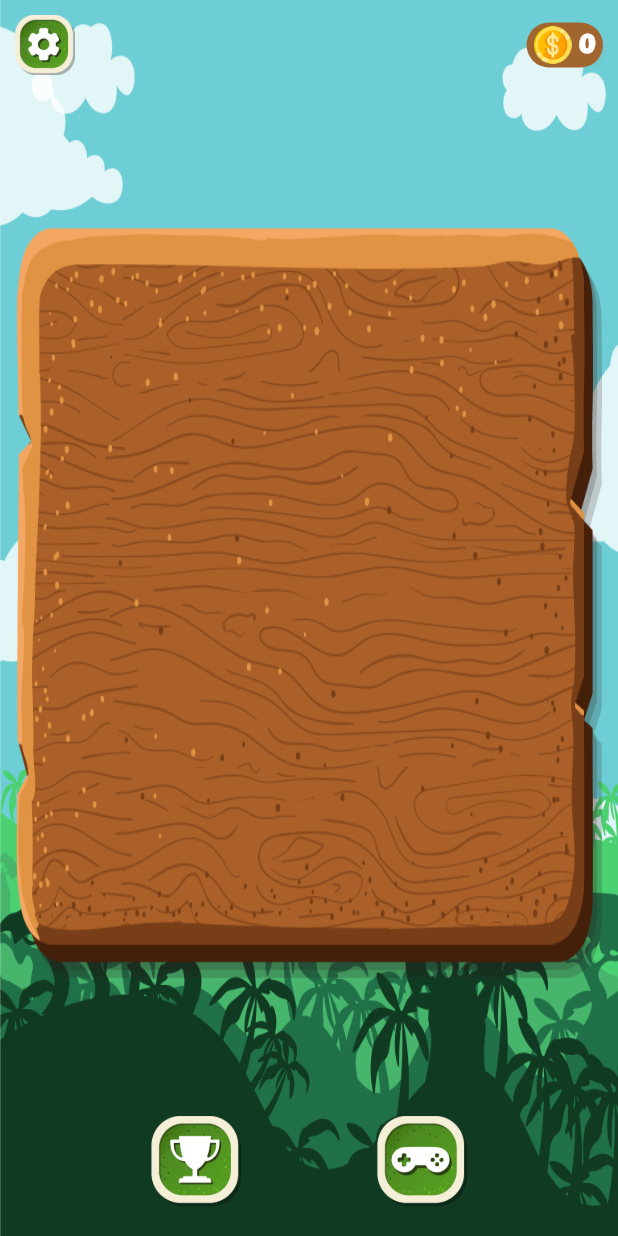
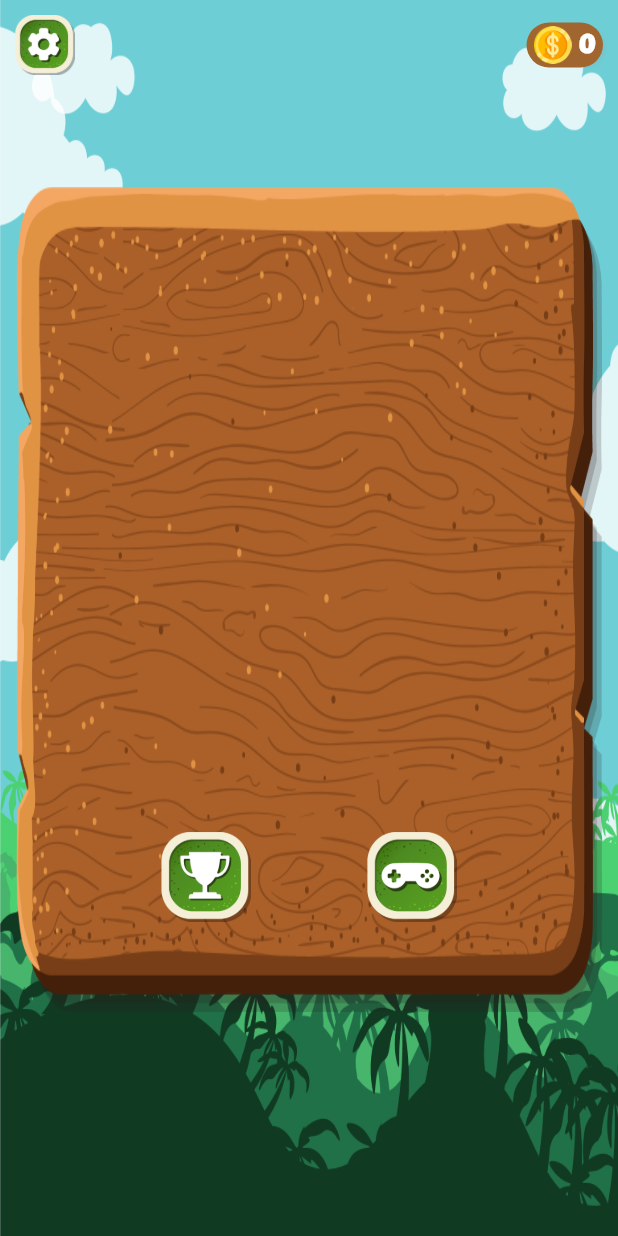
Before and after one commit to Sammyowei/word_rush, a Flutter app: the MainMenu screen opened by its route, on a phone screen of 412 x 824 dp. Run offline on Flutter 3.47's test engine with Material 2 defaults, Android fonts, the phone set to English and light mode, and no system bars; our stand-ins replace audioplayers, firebase_core, firebase_crashlytics, gap, go_router, shared_preferences; missing offline and left inert: games_services, unity_ads_plugin; accounts and stored records are empty.

Commit message:
modified the main menu

```diff
--- a/lib/src/screens/main_menu.dart
+++ b/lib/src/screens/main_menu.dart
@@ -54,12 +54,12 @@ class _MainMenuState extends State<MainMenu> {
 
                 // Game Body
                 Container(
-                  height: 500,
+                  height: 550,
                   padding: const EdgeInsets.only(
                     left: 20,
                     right: 20,
                     top: 30,
-                    bottom: 30,
+                    bottom: 60,
                   ),
                   width: MediaQuery.sizeOf(context).width,
                   decoration: BoxDecoration(
@@ -70,9 +70,10 @@ class _MainMenuState extends State<MainMenu> {
                       ),
                     ),
                   ),
-                ),
-
-                // TODO: Build Footer
+                  child: Column(
+                    mainAxisAlignment: MainAxisAlignment.spaceBetween,
+                    children: [
+                      Container(),
                       Container(
                         height: 60,
                         child: Row(
@@ -91,6 +92,12 @@ class _MainMenuState extends State<MainMenu> {
                           ],
                         ),
                       )
+                    ],
+                  ),
+                ),
+                Container(),
+                Container(),
+                // TODO: Build Footer
               ],
             ),
           ),
```
Lines whose indentation alone changed are shown as unchanged.
